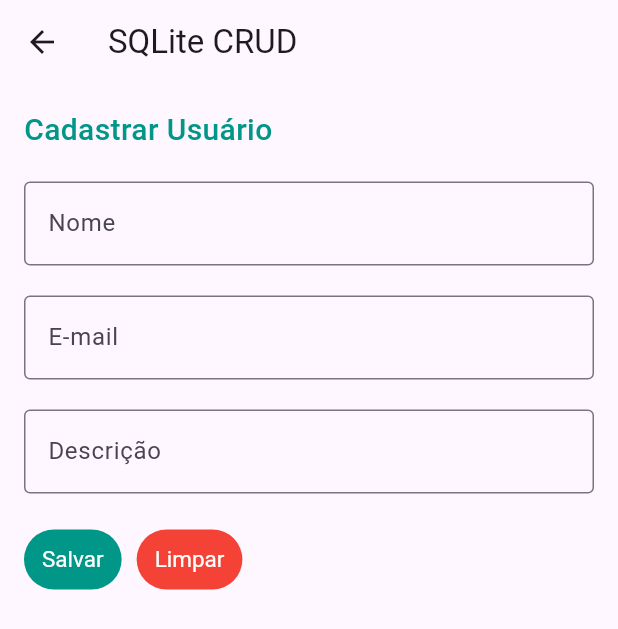
After one commit to mateusscarin/appsqlite, a Flutter app: the screen it shows after launch, after a tap on the "add" icon, on a phone screen of 412 x 824 dp. The commit adds this screen. Shown: the top 629 px of the screen. Run offline on Flutter 3.47's test engine with Material 3 defaults, Android fonts, the light colour scheme and no system bars; our stand-ins replace sqflite; accounts and stored records are empty.

Commit message:
feat: User CRUD

```diff
--- /dev/null
+++ b/lib/db_helper/database_connection.dart
@@ -0,0 +1,19 @@
+import 'package:path/path.dart';
+import 'package:path_provider/path_provider.dart';
+import 'package:sqflite/sqflite.dart';
+
+class DatabaseConnection {
+  Future<Database> setDatabase() async {
+    var directory = await getApplicationDocumentsDirectory();
+    var path = join(directory.path, 'db_crud');
+    var database =
+        await openDatabase(path, version: 1, onCreate: _createDatabase);
+    return database;
+  }
+
+  Future<void> _createDatabase(Database database, int version) async {
+    String sql =
+        "CREATE TABLE tb_users (id INTEGER PRIMARY KEY,name TEXT,email TEXT,description TEXT);";
+    await database.execute(sql);
+  }
+}
--- /dev/null
+++ b/lib/db_helper/repository.dart
@@ -0,0 +1,49 @@
+import 'package:appsqlite/db_helper/database_connection.dart';
+import 'package:sqflite/sqflite.dart';
+
+class Repository {
+  late DatabaseConnection _databaseConnection;
+  Repository() {
+    _databaseConnection = DatabaseConnection();
+  }
+  static Database? _database;
+  Future<Database?> get database async {
+    if (_database != null) {
+      return _database;
+    } else {
+      _database = await _databaseConnection.setDatabase();
+      return _database;
+    }
+  }
+
+  //Insert User
+  insertData(table, data) async {
+    var connection = await database;
+    return await connection?.insert(table, data);
+  }
+
+  //Read All Record
+  readData(table) async {
+    var connection = await database;
+    return await connection?.query(table);
+  }
+
+  //Read a Single Record By ID
+  readDataById(table, itemId) async {
+    var connection = await database;
+    return await connection?.query(table, where: 'id=?', whereArgs: [itemId]);
+  }
+
+  //Update User
+  updateData(table, data) async {
+    var connection = await database;
+    return await connection
+        ?.update(table, data, where: 'id=?', whereArgs: [data['id']]);
+  }
+
+  //Delete User
+  deleteDataById(table, itemId) async {
+    var connection = await database;
+    return await connection?.rawDelete("delete from $table where id=$itemId");
+  }
+}
--- /dev/null
+++ b/lib/model/User.dart
@@ -0,0 +1,15 @@
+class User {
+  int? id;
+  String? name;
+  String? email;
+  String? description;
+
+  userMap() {
+    var mapping = Map<String, dynamic>();
+    mapping['id'] = id ?? null;
+    mapping['name'] = name!;
+    mapping['email'] = email!;
+    mapping['description'] = description!;
+    return mapping;
+  }
+}
--- /dev/null
+++ b/lib/screens/AddUser.dart
@@ -0,0 +1,133 @@
+import 'package:appsqlite/model/User.dart';
+import 'package:appsqlite/services/UserService.dart';
+import 'package:flutter/material.dart';
+
+class AddUser extends StatefulWidget {
+  const AddUser({Key? key}) : super(key: key);
+
+  @override
+  State<AddUser> createState() => _AddUserState();
+}
+
+class _AddUserState extends State<AddUser> {
+  var _userNameController = TextEditingController();
+  var _userEmailController = TextEditingController();
+  var _userDescriptionController = TextEditingController();
+  bool _validateName = false;
+  bool _validateEmail = false;
+  bool _validateDescription = false;
+  var _userService = UserService();
+  @override
+  Widget build(BuildContext context) {
+    return Scaffold(
+      appBar: AppBar(
+        title: const Text("SQLite CRUD"),
+      ),
+      body: SingleChildScrollView(
+        child: Container(
+          padding: const EdgeInsets.all(16.0),
+          child: Column(
+            crossAxisAlignment: CrossAxisAlignment.start,
+            children: [
+              const Text(
+                'Cadastrar Usuário',
+                style: TextStyle(
+                    fontSize: 20,
+                    color: Colors.teal,
+                    fontWeight: FontWeight.w500),
+              ),
+              const SizedBox(
+                height: 20.0,
+              ),
+              TextField(
+                  controller: _userNameController,
+                  decoration: InputDecoration(
+                    border: const OutlineInputBorder(),
+                    hintText: 'Nome',
+                    labelText: 'Nome',
+                    errorText: _validateName
+                        ? 'Nome do usuário não pode ser vazio'
+                        : null,
+                  )),
+              const SizedBox(
+                height: 20.0,
+              ),
+              TextField(
+                  controller: _userEmailController,
+                  decoration: InputDecoration(
+                    border: const OutlineInputBorder(),
+                    hintText: 'E-mail',
+                    labelText: 'E-mail',
+                    errorText:
+                        _validateEmail ? 'E-mail não pode ser vazio' : null,
+                  )),
+              const SizedBox(
+                height: 20.0,
+              ),
+              TextField(
+                  controller: _userDescriptionController,
+                  decoration: InputDecoration(
+                    border: const OutlineInputBorder(),
+                    hintText: 'Descrição',
+                    labelText: 'Descrição',
+                    errorText: _validateDescription
+                        ? 'Descrição não pode ser vazia'
+                        : null,
+                  )),
+              const SizedBox(
+                height: 20.0,
+              ),
+              Row(
+                children: [
+                  TextButton(
+                      style: TextButton.styleFrom(
+                          foregroundColor: Colors.white,
+                          backgroundColor: Colors.teal,
+                          textStyle: const TextStyle(fontSize: 15)),
+                      onPressed: () async {
+                        setState(() {
+                          _userNameController.text.isEmpty
+                              ? _validateName = true
+                              : _validateName = false;
+                          _userEmailController.text.isEmpty
+                              ? _validateEmail = true
+                              : _validateEmail = false;
+                          _userDescriptionController.text.isEmpty
+                              ? _validateDescription = true
+                              : _validateDescription = false;
+                        });
+                        if (_validateName == false &&
+                            _validateEmail == false &&
+                            _validateDescription == false) {
+                          var _user = User();
+                          _user.name = _userNameController.text;
+                          _user.email = _userEmailController.text;
+                          _user.description = _userDescriptionController.text;
+                          var result = await _userService.SaveUser(_user);
+                          Navigator.pop(context, result);
+                        }
+                      },
+                      child: const Text('Salvar')),
+                  const SizedBox(
+                    width: 10.0,
+                  ),
+                  TextButton(
+                      style: TextButton.styleFrom(
+                          foregroundColor: Colors.white,
+                          backgroundColor: Colors.red,
+                          textStyle: const TextStyle(fontSize: 15)),
+                      onPressed: () {
+                        _userNameController.text = '';
+                        _userEmailController.text = '';
+                        _userDescriptionController.text = '';
+                      },
+                      child: const Text('Limpar'))
+                ],
+              )
+            ],
+          ),
+        ),
+      ),
+    );
+  }
+}
--- /dev/null
+++ b/lib/services/UserService.dart
@@ -0,0 +1,27 @@
+import 'package:appsqlite/db_helper/repository.dart';
+import 'package:appsqlite/model/User.dart';
+
+class UserService {
+  late Repository _repository;
+  UserService() {
+    _repository = Repository();
+  }
+  //Save User
+  SaveUser(User user) async {
+    return await _repository.insertData('users', user.userMap());
+  }
+
+  //Read All Users
+  readAllUsers() async {
+    return await _repository.readData('users');
+  }
+
+  //Edit User
+  UpdateUser(User user) async {
+    return await _repository.updateData('users', user.userMap());
+  }
+
+  deleteUser(userId) async {
+    return await _repository.deleteDataById('users', userId);
+  }
+}
```
Also changed, not shown: lib/main.dart (+138 -87 lines), lib/screens/EditUser.dart (added, +146 -0 lines), lib/screens/ViewUsers.dart (added, +88 -0 lines).
